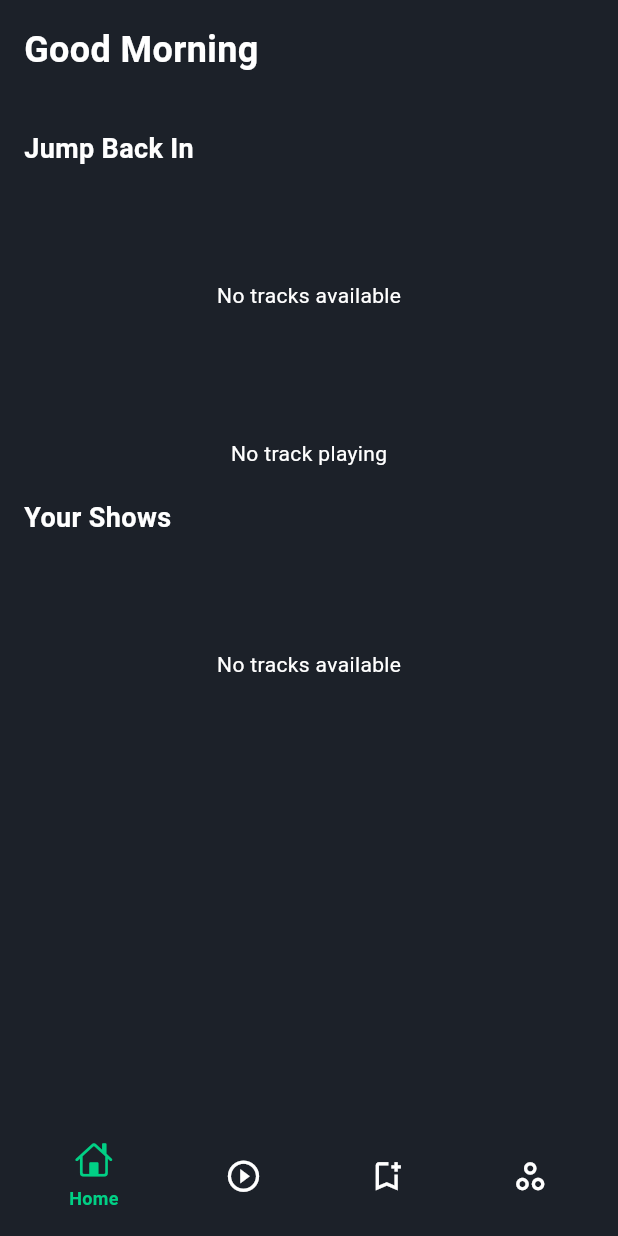
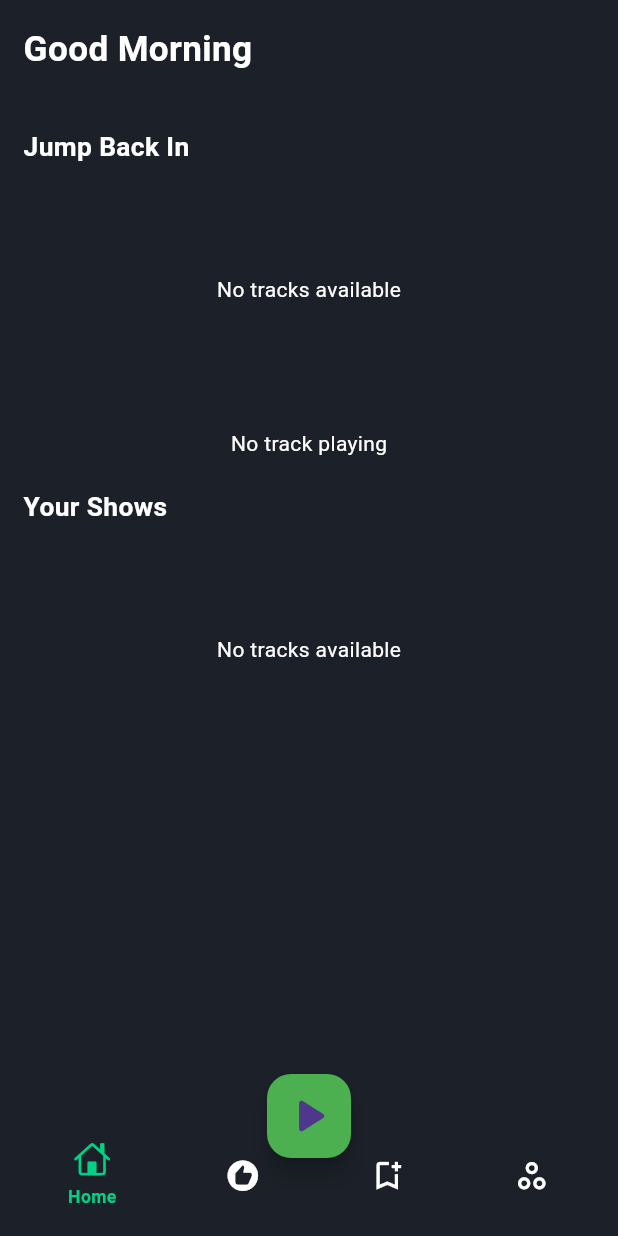
Before and after one commit to S4K1L/Music-Players, a Flutter app: the screen it shows once a user with an empty profile is signed in, on a phone screen of 412 x 824 dp. Run offline on Flutter 3.47's test engine with Material 3 defaults, Android fonts, the phone set to English and light mode, and no system bars; our stand-ins replace cloud_firestore, firebase_auth, firebase_core, flutter_screenutil, get, google_sign_in and 1 more; missing offline and left inert: dart:html; accounts and stored records are empty; network calls fail.

Commit message:
added mood recommendation

```diff
--- a/lib/utils/components/bottom_bar.dart
+++ b/lib/utils/components/bottom_bar.dart
@@ -1,8 +1,10 @@
 import 'package:flutter/cupertino.dart';
 import 'package:flutter/material.dart';
+import 'package:flutter_screenutil/flutter_screenutil.dart';
+import 'package:music_player/utils/widgets/mood_selection_page.dart';
 import 'package:music_player/view/home_page.dart';
 import 'package:music_player/view/music_player.dart';
-import 'package:music_player/view/play_list.dart';
+import 'package:music_player/view/book_mark.dart';
 import 'package:music_player/view/profile_page.dart';
 import '../constant/colors.dart';
 
@@ -17,8 +19,8 @@ class _BottomBarState extends State<BottomBar> {
   int indexColor = 0;
   List<Widget> screens = [
     HomePage(),
-    MusicPlayerPage(),
-    RecommendedPage(),
+    MoodSelectionPage(),
+    BookMarkedPage(),
     ProfilePage(),
   ];
 
@@ -30,25 +32,34 @@ class _BottomBarState extends State<BottomBar> {
       },
       child: Scaffold(
         body: screens[indexColor],
+        floatingActionButton: FloatingActionButton(
+          onPressed: () {
+            Navigator.of(context)
+                .push(MaterialPageRoute(builder: (context) => MusicPlayerPage()));
+          },
+          backgroundColor: Colors.green,
+          child: const Icon(Icons.play_arrow_rounded,size: 40,),
+        ),
+        floatingActionButtonLocation: FloatingActionButtonLocation.centerDocked,
         bottomNavigationBar: BottomAppBar(
-          elevation: 10,
+          elevation: 10.sp,
           color: kBackGroundColor,
           child: Container(
             width: MediaQuery.of(context).size.width,
             decoration: BoxDecoration(
-                borderRadius: BorderRadius.circular(25),
+                borderRadius: BorderRadius.circular(25.sp),
             ),
             child: Column(
               mainAxisAlignment: MainAxisAlignment.center,
               children: [
                 Padding(
-                  padding: const EdgeInsets.symmetric(horizontal: 30),
+                  padding: EdgeInsets.symmetric(horizontal: 30.sp),
                   child: Row(
                     mainAxisAlignment: MainAxisAlignment.spaceBetween,
                     children: [
                       _buildBottomNavigationItem(CupertinoIcons.home, 0, 'Home'),
                       _buildBottomNavigationItem(
-                          Icons.play_circle_outline, 1, 'Music'),
+                          Icons.recommend, 1, 'Recommended'),
                       _buildBottomNavigationItem(Icons.bookmark_add_outlined, 2, 'Bookmark'),
                       _buildBottomNavigationItem(Icons.spoke_outlined, 3, 'Account'),
                     ],
@@ -74,16 +85,16 @@ class _BottomBarState extends State<BottomBar> {
         children: [
           Icon(
             icon,
-            size: 25,
+            size: 25.sp,
             color: indexColor == index ? kBottomBar : kWhiteColor,
           ),
           if (indexColor == index)
             Padding(
-              padding: const EdgeInsets.only(top: 5),
+              padding: EdgeInsets.only(top: 5.sp),
               child: Text(
                 title,
-                style: const TextStyle(
-                    color: kBottomBar, fontSize: 12, fontWeight: FontWeight.bold),
+                style: TextStyle(
+                    color: kBottomBar, fontSize: 12.sp, fontWeight: FontWeight.bold),
               ),
             ),
         ],
--- /dev/null
+++ b/lib/utils/web_handle/safe_js.dart
@@ -0,0 +1,7 @@
+import 'safe_js_web.dart' if (dart.library.io) 'safe_js_stub.dart';
+
+abstract class SafeJs {
+  static void openUrl(String url) {
+    SafeJsPlatform.openUrl(url);
+  }
+}
--- /dev/null
+++ b/lib/utils/web_handle/safe_js_stub.dart
@@ -0,0 +1,5 @@
+class SafeJsPlatform {
+  static void openUrl(String url) {
+    throw UnsupportedError("SafeJs is only available on web platforms.");
+  }
+}
--- a/lib/view/home_page.dart
+++ b/lib/view/home_page.dart
@@ -1,11 +1,14 @@
 import 'package:flutter/material.dart';
+import 'package:flutter_screenutil/flutter_screenutil.dart';
 import 'package:get/get.dart';
 import 'package:music_player/api/api_services.dart';
+import 'package:music_player/controller/bookmark_controller.dart';
 import 'package:music_player/controller/spotify_controller.dart';
 import 'package:music_player/utils/constant/colors.dart';
 
 class HomePage extends StatelessWidget {
   final SpotifyController spotifyController = Get.put(SpotifyController());
+  final BookmarkController bookmarkController = Get.put(BookmarkController());
 
   HomePage({super.key});
 
@@ -31,22 +34,22 @@ class HomePage extends StatelessWidget {
       backgroundColor: kBackGroundColor,
       body: SingleChildScrollView(
         child: Padding(
-          padding: const EdgeInsets.all(16.0),
+          padding: EdgeInsets.all(16.0.sp),
           child: Column(
             crossAxisAlignment: CrossAxisAlignment.start,
             children: [
               _buildTopSection(),
-              const SizedBox(height: 16),
+              SizedBox(height: 16.sp),
               _buildTrackGrid(),
-              const SizedBox(height: 20),
+              SizedBox(height: 20.sp),
               _buildSectionHeader("Jump Back In"),
-              const SizedBox(height: 10),
+              SizedBox(height: 10.sp),
               Obx(() => _buildHorizontalList(spotifyController.tracks)),
-              const SizedBox(height: 20),
+              SizedBox(height: 20.sp),
               _buildPlaybackControls(),
-              const SizedBox(height: 20),
+              SizedBox(height: 20.sp),
               _buildSectionHeader("Your Shows"),
-              const SizedBox(height: 10),
+              SizedBox(height: 10.sp),
               Obx(() => _buildHorizontalList(spotifyController.tracks)),
             ],
           ),
@@ -61,9 +64,9 @@ class HomePage extends StatelessWidget {
       children: [
         Text(
           getGreetingMessage(),
-          style: const TextStyle(
+          style: TextStyle(
             color: Colors.white,
-            fontSize: 24,
+            fontSize: 24.sp,
             fontWeight: FontWeight.bold,
           ),
         ),
@@ -75,11 +78,11 @@ class HomePage extends StatelessWidget {
     return GridView.builder(
       shrinkWrap: true,
       physics: const NeverScrollableScrollPhysics(),
-      gridDelegate: const SliverGridDelegateWithFixedCrossAxisCount(
+      gridDelegate: SliverGridDelegateWithFixedCrossAxisCount(
         crossAxisCount: 2,
-        crossAxisSpacing: 8,
-        mainAxisSpacing: 8,
-        childAspectRatio: 3,
+        crossAxisSpacing: 8.sp,
+        mainAxisSpacing: 8.sp,
+        childAspectRatio: 3.sp,
       ),
       itemCount: spotifyController.tracks.length,
       itemBuilder: (context, index) {
@@ -95,15 +98,15 @@ class HomePage extends StatelessWidget {
             }
           },
           child: Container(
-            padding: const EdgeInsets.all(8),
+            padding: EdgeInsets.all(8.sp),
             decoration: BoxDecoration(
               color: Colors.grey[800],
-              borderRadius: BorderRadius.circular(8),
+              borderRadius: BorderRadius.circular(8.sp),
             ),
             child: Row(
               children: [
                 _buildTrackImage(track['album']['images'][0]['url']),
-                const SizedBox(width: 8),
+                SizedBox(width: 8.sp),
                 Expanded(
                   child: Text(
                     track['name'] ?? 'Unknown',
@@ -114,20 +117,20 @@ class HomePage extends StatelessWidget {
                 ),
                 IconButton(
                   icon: Icon(
-                    spotifyController.isBookmarked(track['id'])
+                    bookmarkController.isBookmarked(track['id'])
                         ? Icons.bookmark
                         : Icons.bookmark_border,
-                    color: spotifyController.isBookmarked(track['id'])
+                    color: bookmarkController.isBookmarked(track['id'])
                         ? Colors.yellow
                         : Colors.white,
                   ),
                   onPressed: () {
-                    spotifyController.toggleBookmark(track['id']);
+                    bookmarkController.toggleBookmark(track['id']);
                     Get.snackbar(
-                      spotifyController.isBookmarked(track['id'])
+                      bookmarkController.isBookmarked(track['id'])
                           ? 'Bookmarked'
                           : 'Removed',
-                      '${track['name']} has been ${spotifyController.isBookmarked(track['id']) ? 'added to' : 'removed from'} your playlist',
+                      '${track['name']} has been ${bookmarkController.isBookmarked(track['id']) ? 'added to' : 'removed from'} your playlist',
                     );
                   },
                 ),
@@ -146,10 +149,10 @@ class HomePage extends StatelessWidget {
               children: [
                 Text(
                   "Now Playing: ${spotifyController.currentTrackName} by ${spotifyController.currentTrackArtist}",
-                  style: const TextStyle(color: Colors.white, fontSize: 16),
+                  style: TextStyle(color: Colors.white, fontSize: 16.sp),
                   textAlign: TextAlign.center,
                 ),
-                const SizedBox(height: 10),
+                SizedBox(height: 10.sp),
                 Row(
                   mainAxisAlignment: MainAxisAlignment.center,
                   children: [
@@ -164,7 +167,7 @@ class HomePage extends StatelessWidget {
                             ? Icons.pause_circle_filled
                             : Icons.play_circle_filled,
                         color: Colors.white,
-                        size: 40,
+                        size: 40.sp,
                       ),
                       onPressed: spotifyController.togglePlayback,
                     ),
@@ -195,7 +198,7 @@ class HomePage extends StatelessWidget {
 
   Widget _buildHorizontalList(List<dynamic> tracks) {
     return SizedBox(
-      height: 150,
+      height: 150.sp,
       child: tracks.isEmpty
           ? const Center(
               child: Text(
@@ -226,19 +229,19 @@ class HomePage extends StatelessWidget {
                 return Stack(
                   children: [
                     Padding(
-                      padding: const EdgeInsets.only(right: 16.0),
+                      padding: EdgeInsets.only(right: 16.0.sp),
                       child: Column(
                         children: [
                           GestureDetector(
                             onTap: () => spotifyController.playTrack(index),
                             child: _buildTrackImage(imageUrl),
                           ),
-                          const SizedBox(height: 8),
+                          SizedBox(height: 8.sp),
                           Text(
                             trackName,
-                            style: const TextStyle(
+                            style: TextStyle(
                               color: Colors.white,
-                              fontSize: 12,
+                              fontSize: 12.sp,
                             ),
                             textAlign: TextAlign.center,
                             maxLines: 1,
@@ -248,23 +251,23 @@ class HomePage extends StatelessWidget {
                       ),
                     ),
                     Positioned(
-                      right: 10,
+                      right: 10.sp,
                       child: IconButton(
                         icon: Icon(
-                          spotifyController.isBookmarked(trackId)
+                          bookmarkController.isBookmarked(trackId)
                               ? Icons.bookmark
                               : Icons.bookmark_border,
-                          color: spotifyController.isBookmarked(trackId)
+                          color: bookmarkController.isBookmarked(trackId)
                               ? Colors.yellow
                               : Colors.white,
                         ),
                         onPressed: () {
-                          spotifyController.toggleBookmark(trackId);
+                          bookmarkController.toggleBookmark(trackId);
                           Get.snackbar(
-                            spotifyController.isBookmarked(trackId)
+                            bookmarkController.isBookmarked(trackId)
                                 ? 'Bookmarked'
                                 : 'Removed',
-                            '$trackName has been ${spotifyController.isBookmarked(trackId) ? 'added to' : 'removed from'} your playlist',
+                            '$trackName has been ${bookmarkController.isBookmarked(trackId) ? 'added to' : 'removed from'} your playlist',
                           );
                         },
                       ),
@@ -278,10 +281,10 @@ class HomePage extends StatelessWidget {
 
   Widget _buildTrackImage(String imageUrl) {
     return Container(
-      height: 100,
-      width: 100,
+      height: 100.sp,
+      width: 100.sp,
       decoration: BoxDecoration(
-        borderRadius: BorderRadius.circular(8),
+        borderRadius: BorderRadius.circular(8.sp),
         image: DecorationImage(
           image: NetworkImage(imageUrl),
           fit: BoxFit.cover,
@@ -293,9 +296,9 @@ class HomePage extends StatelessWidget {
   Widget _buildSectionHeader(String title) {
     return Text(
       title,
-      style: const TextStyle(
+      style: TextStyle(
         color: Colors.white,
-        fontSize: 18,
+        fontSize: 18.sp,
         fontWeight: FontWeight.bold,
       ),
     );
--- a/lib/view/music_player.dart
+++ b/lib/view/music_player.dart
@@ -11,6 +11,12 @@ class MusicPlayerPage extends StatelessWidget {
   Widget build(BuildContext context) {
     return Scaffold(
       backgroundColor: kBackGroundColor,
+      appBar: AppBar(
+        backgroundColor: kBackGroundColor,
+        leading: IconButton(onPressed: (){
+          Get.back();
+        }, icon: const Icon(Icons.arrow_back_ios_new,color: kWhiteColor,)),
+      ),
       body: Obx(
             () => spotifyController.isLoading.value
             ? const Center(child: CircularProgressIndicator())
--- a/pubspec.yaml
+++ b/pubspec.yaml
@@ -46,6 +46,10 @@ dependencies:
   get:
   google_sign_in:
   just_audio: ^0.9.36
+  url_launcher: ^6.3.1
+  universal_html: ^2.2.4
+  js: ^0.7.1
+  flutter_dotenv: ^5.2.1
 
 dev_dependencies:
   flutter_test:
```
Also changed, not shown: lib/controller/bookmark_controller.dart (added, +67 -0 lines), lib/controller/mood_controller.dart (added, +38 -0 lines), lib/controller/spotify_controller.dart (+51 -30 lines), lib/model/spotify_track_model.dart (added, +15 -0 lines), lib/utils/web_handle/safe_js_web.dart (added, +7 -0 lines), lib/utils/widgets/mood_selection_page.dart (added, +87 -0 lines), lib/view/book_mark.dart (renamed from lib/view/play_list.dart, +11 -5 lines), lib/view/recommendation_page.dart (added, +80 -0 lines), pubspec.lock.
